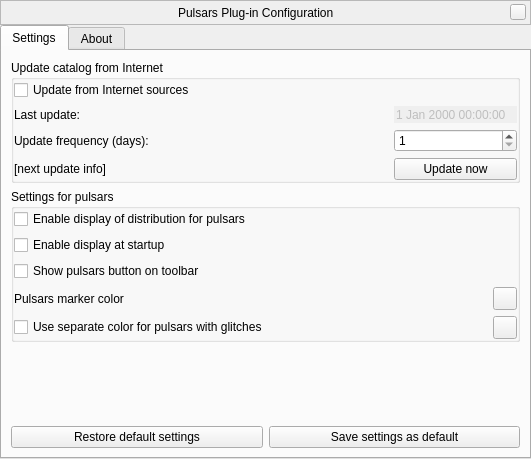
519984307/stellarium_src, file plugins/Pulsars/src/gui/pulsarsDialog.ui: the form before one commit.
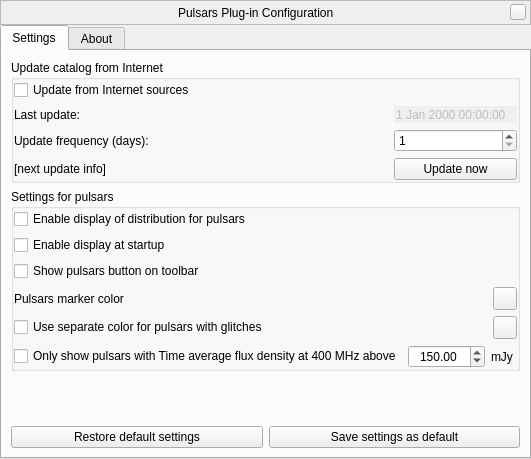
The form after the commit. Custom widgets are drawn as their Qt base class.

Commit message: Added filtering for pulsars

Diff of the .ui file:
```diff
--- a/plugins/Pulsars/src/gui/pulsarsDialog.ui
+++ b/plugins/Pulsars/src/gui/pulsarsDialog.ui
@@ -320,6 +320,37 @@
             </item>
            </layout>
           </item>
+          <item>
+           <layout class="QHBoxLayout" name="horizontalLayout_3">
+            <item>
+             <widget class="QCheckBox" name="displayFilteredPulsarsCheckBox">
+              <property name="text">
+               <string>Only show pulsars with Time average flux density at 400 MHz above</string>
+              </property>
+             </widget>
+            </item>
+            <item>
+             <widget class="QDoubleSpinBox" name="mJyDoubleSpinBox">
+              <property name="alignment">
+               <set>Qt::AlignCenter</set>
+              </property>
+              <property name="maximum">
+               <double>10000.000000000000000</double>
+              </property>
+              <property name="value">
+               <double>150.000000000000000</double>
+              </property>
+             </widget>
+            </item>
+            <item>
+             <widget class="QLabel" name="mJyLabel">
+              <property name="text">
+               <string comment="spectral flux density">mJy</string>
+              </property>
+             </widget>
+            </item>
+           </layout>
+          </item>
          </layout>
         </widget>
        </item>
```
The commit also changes 6 other files.
